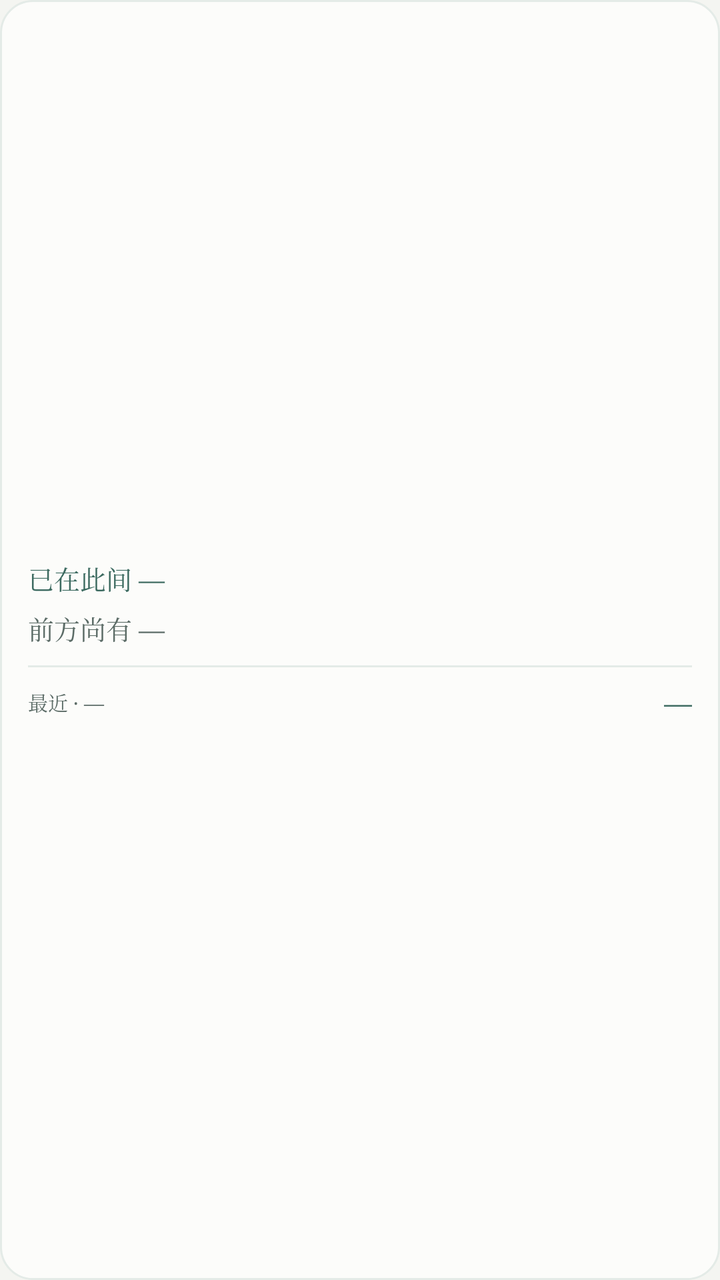
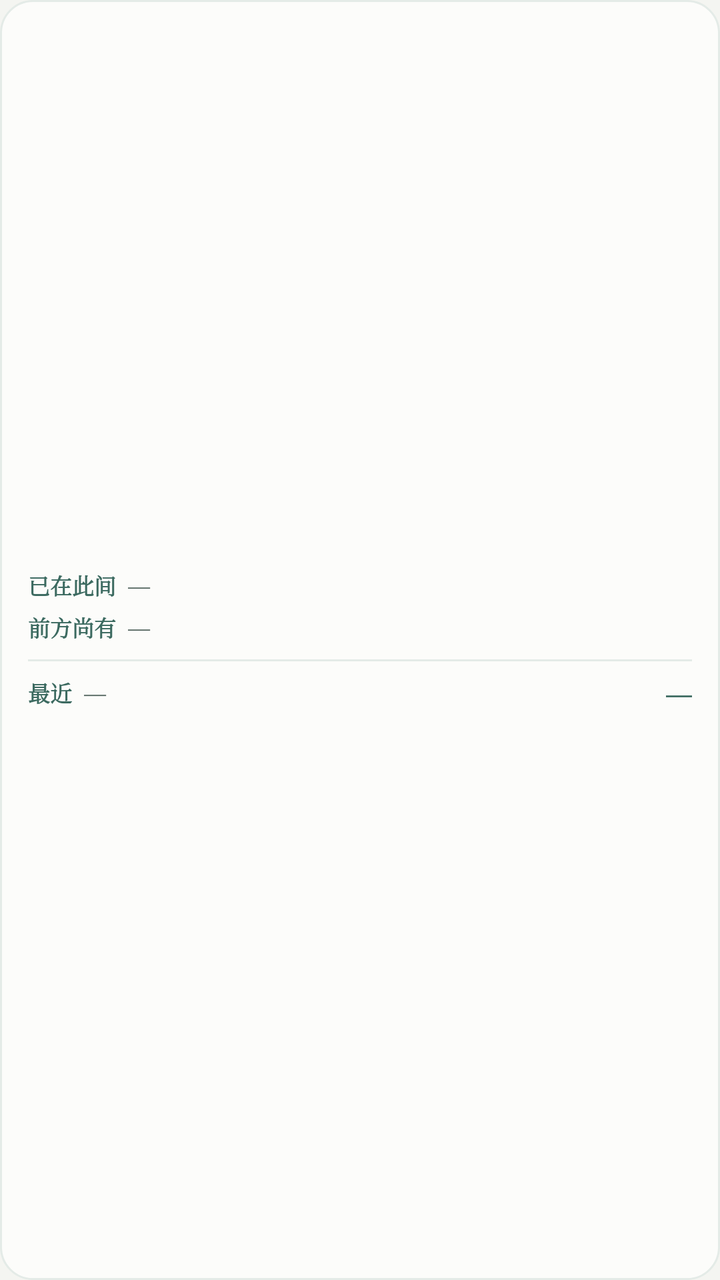

Compare the two renders of this Android layout. The source of the first and the diff that turns it into the second are given below.
<!-- AndroidManifest.xml: application theme AppTheme -->
<!-- res/layout/widget_small.xml -->
<?xml version="1.0" encoding="utf-8"?>
<LinearLayout xmlns:android="http://schemas.android.com/apk/res/android"
    android:id="@+id/w_root"
    android:layout_width="match_parent"
    android:layout_height="match_parent"
    android:orientation="vertical"
    android:background="@drawable/widget_bg"
    android:gravity="center_vertical"
    android:paddingLeft="14dp"
    android:paddingRight="14dp"
    android:paddingTop="12dp"
    android:paddingBottom="12dp">

    <TextView
        android:id="@+id/w_lived"
        android:layout_width="match_parent"
        android:layout_height="wrap_content"
        android:text="已在此间 —"
        android:textColor="@color/jade"
        android:textSize="13sp"
        android:maxLines="2"
        android:ellipsize="end"
        android:lineSpacingExtra="2dp"
        android:fontFamily="serif" />

    <TextView
        android:id="@+id/w_ahead"
        android:layout_width="match_parent"
        android:layout_height="wrap_content"
        android:layout_marginTop="6dp"
        android:text="前方尚有 —"
        android:textColor="@color/ink2"
        android:textSize="13sp"
        android:maxLines="2"
        android:ellipsize="end"
        android:lineSpacingExtra="2dp"
        android:fontFamily="serif" />

    <TextView
        android:layout_width="match_parent"
        android:layout_height="1dp"
        android:layout_marginTop="9dp"
        android:layout_marginBottom="8dp"
        android:background="@color/widget_line" />

    <LinearLayout
        android:layout_width="match_parent"
        android:layout_height="wrap_content"
        android:orientation="horizontal"
        android:gravity="center_vertical">

        <TextView
            android:id="@+id/w_mark_name"
            android:layout_width="0dp"
            android:layout_height="wrap_content"
            android:layout_weight="1"
            android:text="最近 · —"
            android:textColor="@color/ink2"
            android:textSize="10sp"
            android:singleLine="true"
            android:ellipsize="end"
            android:fontFamily="serif" />

        <TextView
            android:id="@+id/w_mark_days"
            android:layout_width="wrap_content"
            android:layout_height="wrap_content"
            android:text="—"
            android:textColor="@color/jade"
            android:textSize="14sp"
            android:fontFamily="serif" />
    </LinearLayout>

</LinearLayout>
<!-- resources referenced by this layout -->
<resources>
  <color name="ink2">#5C6C67</color>
  <color name="jade">#3C6A60</color>
  <color name="widget_line">#E4EBE7</color>
  <!-- drawable widget_bg (drawable) -->
  <?xml version="1.0" encoding="utf-8"?>
  <shape xmlns:android="http://schemas.android.com/apk/res/android"
      android:shape="rectangle">
      <solid android:color="@color/widget_bg" />
      <stroke
          android:width="1dp"
          android:color="@color/widget_line" />
      <corners android:radius="16dp" />
      <padding
          android:left="0dp"
          android:top="0dp"
          android:right="0dp"
          android:bottom="0dp" />
  </shape>
  <style name="AppTheme" parent="android:style/Theme.Material.Light.NoActionBar">
          <item name="android:windowBackground">@color/bg</item>
          <item name="android:statusBarColor">@color/bg</item>
          <item name="android:windowLightStatusBar">true</item>
          <item name="android:navigationBarColor">@color/bg</item>
      </style>
  <color name="widget_bg">#FCFCFA</color>
  <color name="bg">#F4F5F1</color>
</resources>

<!-- the commit's change to res/layout/widget_small.xml (unified diff, before → after) -->
@@ -8,39 +8,77 @@
     android:gravity="center_vertical"
     android:paddingLeft="14dp"
     android:paddingRight="14dp"
-    android:paddingTop="12dp"
-    android:paddingBottom="12dp">
+    android:paddingTop="10dp"
+    android:paddingBottom="10dp">
 
-    <TextView
-        android:id="@+id/w_lived"
+    <LinearLayout
         android:layout_width="match_parent"
         android:layout_height="wrap_content"
-        android:text="已在此间 —"
-        android:textColor="@color/jade"
-        android:textSize="13sp"
-        android:maxLines="2"
-        android:ellipsize="end"
-        android:lineSpacingExtra="2dp"
-        android:fontFamily="serif" />
+        android:orientation="horizontal"
+        android:gravity="center_vertical">
 
-    <TextView
-        android:id="@+id/w_ahead"
+        <TextView
+            android:layout_width="44dp"
+            android:layout_height="wrap_content"
+            android:text="已在此间"
+            android:textColor="@color/jade"
+            android:textSize="11sp"
+            android:textStyle="bold"
+            android:singleLine="true"
+            android:fontFamily="serif" />
+
+        <TextView
+            android:id="@+id/w_lived_val"
+            android:layout_width="0dp"
+            android:layout_height="wrap_content"
+            android:layout_weight="1"
+            android:layout_marginLeft="6dp"
+            android:text="—"
+            android:textColor="@color/ink2"
+            android:textSize="11sp"
+            android:maxLines="2"
+            android:ellipsize="end"
+            android:lineSpacingExtra="2dp"
+            android:fontFamily="serif" />
+    </LinearLayout>
+
+    <LinearLayout
         android:layout_width="match_parent"
         android:layout_height="wrap_content"
-        android:layout_marginTop="6dp"
-        android:text="前方尚有 —"
-        android:textColor="@color/ink2"
-        android:textSize="13sp"
-        android:maxLines="2"
-        android:ellipsize="end"
-        android:lineSpacingExtra="2dp"
-        android:fontFamily="serif" />
+        android:orientation="horizontal"
+        android:gravity="center_vertical"
+        android:layout_marginTop="5dp">
+
+        <TextView
+            android:layout_width="44dp"
+            android:layout_height="wrap_content"
+            android:text="前方尚有"
+            android:textColor="@color/jade"
+            android:textSize="11sp"
+            android:textStyle="bold"
+            android:singleLine="true"
+            android:fontFamily="serif" />
+
+        <TextView
+            android:id="@+id/w_ahead_val"
+            android:layout_width="0dp"
+            android:layout_height="wrap_content"
+            android:layout_weight="1"
+            android:layout_marginLeft="6dp"
+            android:text="—"
+            android:textColor="@color/ink2"
+            android:textSize="11sp"
+            android:maxLines="2"
+            android:ellipsize="end"
+            android:lineSpacingExtra="2dp"
+            android:fontFamily="serif" />
+    </LinearLayout>
 
     <TextView
         android:layout_width="match_parent"
         android:layout_height="1dp"
-        android:layout_marginTop="9dp"
-        android:layout_marginBottom="8dp"
+        android:layout_marginTop="8dp"
+        android:layout_marginBottom="7dp"
         android:background="@color/widget_line" />
 
     <LinearLayout
@@ -50,13 +88,24 @@
         android:gravity="center_vertical">
 
         <TextView
+            android:layout_width="wrap_content"
+            android:layout_height="wrap_content"
+            android:text="最近"
+            android:textColor="@color/jade"
+            android:textSize="11sp"
+            android:textStyle="bold"
+            android:singleLine="true"
+            android:fontFamily="serif" />
+
+        <TextView
             android:id="@+id/w_mark_name"
             android:layout_width="0dp"
             android:layout_height="wrap_content"
             android:layout_weight="1"
-            android:text="最近 · —"
+            android:layout_marginLeft="6dp"
+            android:text="—"
             android:textColor="@color/ink2"
-            android:textSize="10sp"
+            android:textSize="11sp"
             android:singleLine="true"
             android:ellipsize="end"
             android:fontFamily="serif" />
@@ -65,9 +114,12 @@
             android:id="@+id/w_mark_days"
             android:layout_width="wrap_content"
             android:layout_height="wrap_content"
+            android:layout_marginLeft="8dp"
             android:text="—"
             android:textColor="@color/jade"
-            android:textSize="14sp"
+            android:textSize="13sp"
+            android:textStyle="bold"
+            android:singleLine="true"
             android:fontFamily="serif" />
     </LinearLayout>
 
